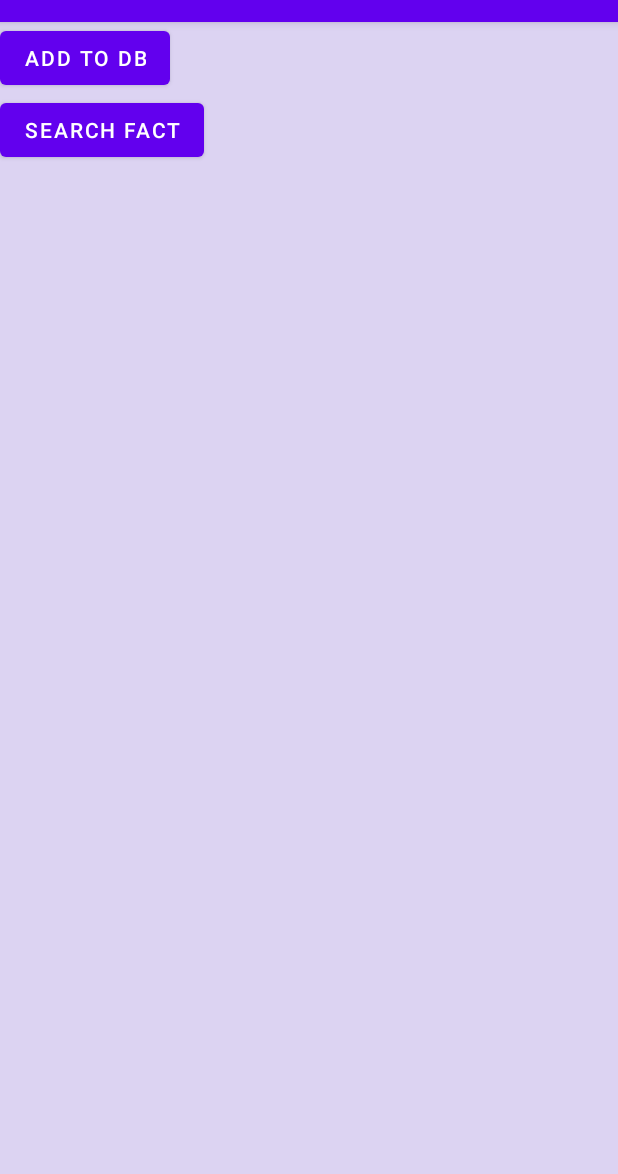
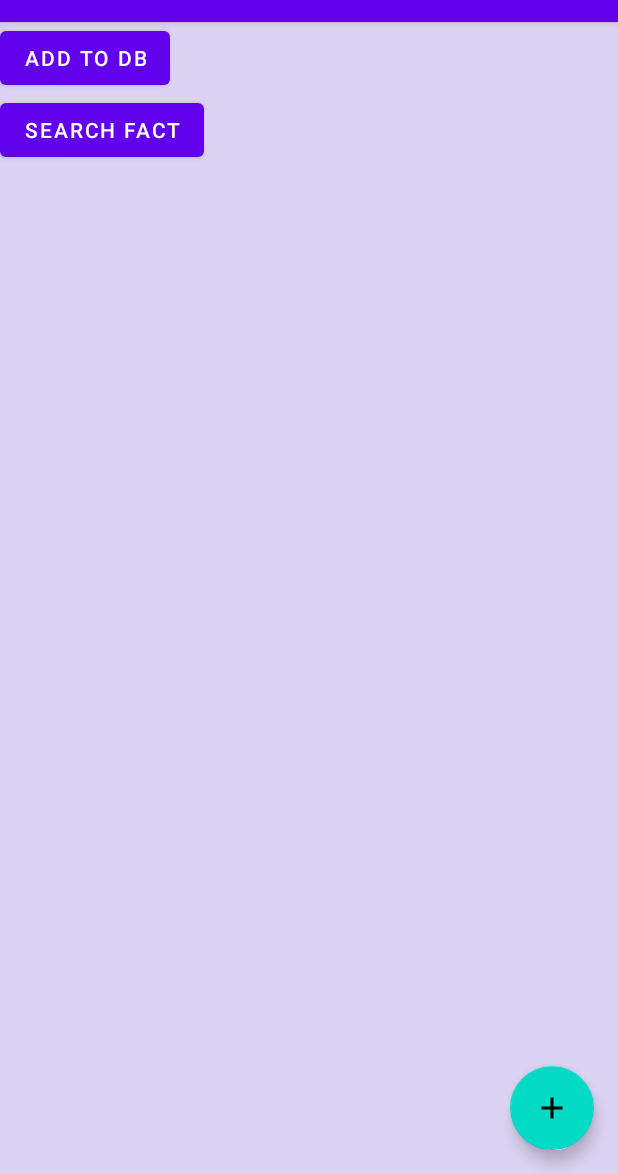
Before and after one commit to rafael-cagliari/chuck-norris-facts-app, an Android app: the screen it shows after launch (MainActivity), on a phone screen of 412 x 824 dp, the part 62-1236 px from its top. Run offline under Robolectric (Android 15) with nearby library versions, the phone set to English and light mode, and no system bars; our stand-ins replace Room's generated code, RxJava.

Commit message:
-Implemented the search fact fragment

```diff
--- a/app/build.gradle
+++ b/app/build.gradle
@@ -5,6 +5,8 @@ plugins {
     id 'kotlin-android'
 }
 apply plugin: 'kotlin-kapt'
+apply plugin: "androidx.navigation.safeargs"
+apply plugin: 'koin'
 
 
 android {
@@ -45,7 +47,10 @@ dependencies {
     implementation 'androidx.navigation:navigation-fragment-ktx:2.3.5'
     implementation 'androidx.navigation:navigation-ui-ktx:2.3.5'
     def room_version = "2.3.0"
+    def koin_version = "2.2.3"
     implementation 'androidx.room:room-rxjava2:2.3.0'
+    implementation "io.insert-koin:koin-androidx-viewmodel:$koin_version"
+    implementation "io.insert-koin:koin-androidx-fragment:$koin_version"
     implementation "androidx.room:room-runtime:$room_version"
     kapt "androidx.room:room-compiler:$room_version"
     implementation project(':domain')
@@ -54,7 +59,6 @@ dependencies {
     testImplementation "io.mockk:mockk:1.11.0"
     implementation "io.reactivex.rxjava2:rxjava:2.2.9"
     implementation "io.reactivex.rxjava2:rxandroid:2.1.1"
-    implementation "org.jetbrains.kotlin:kotlin-stdlib:$kotlin_version"
     implementation 'androidx.appcompat:appcompat:1.3.0'
     implementation 'com.google.android.material:material:1.3.0'
     implementation 'androidx.constraintlayout:constraintlayout:2.0.4'
--- a/app/src/main/AndroidManifest.xml
+++ b/app/src/main/AndroidManifest.xml
@@ -3,6 +3,7 @@
     package="com.rafael.chuck_norris">
     <uses-permission android:name="android.permission.INTERNET" />
     <application
+        android:name=".ChuckNorrisFactApp"
         android:allowBackup="true"
         android:icon="@mipmap/ic_launcher"
         android:label="@string/app_name"
--- a/app/src/main/java/com/rafael/chuck_norris/ChuckNorrisFactApp.kt
+++ b/app/src/main/java/com/rafael/chuck_norris/ChuckNorrisFactApp.kt
@@ -1,10 +1,17 @@
 package com.rafael.chuck_norris
 
 import android.app.Application
+import org.koin.android.ext.koin.androidContext
+import org.koin.core.context.startKoin
 
 
-class ChuckNorrisFactApp:Application() {
+class ChuckNorrisFactApp : Application() {
     override fun onCreate() {
         super.onCreate()
+
+        startKoin {
+            androidContext(this@ChuckNorrisFactApp)
         }
+
+    }
 }
--- a/app/src/main/java/com/rafael/chuck_norris/FactsListFragment.kt
+++ b/app/src/main/java/com/rafael/chuck_norris/fragments/FactsListFragment.kt
@@ -1,12 +1,14 @@
-package com.rafael.chuck_norris
+package com.rafael.chuck_norris.fragments
 
 import android.os.Bundle
 import android.view.LayoutInflater
 import android.view.View
 import android.view.ViewGroup
 import androidx.fragment.app.Fragment
+import androidx.navigation.fragment.findNavController
 import androidx.recyclerview.widget.LinearLayoutManager
 import androidx.recyclerview.widget.RecyclerView
+import com.rafael.chuck_norris.FactItemListener
 import com.rafael.chuck_norris.adapter.FactsListAdapter
 import com.rafael.chuck_norris.databinding.FragmentFactsListBinding
 import com.rafael.chuck_norris.viewmodel.FactListViewModel
@@ -22,6 +24,7 @@ class FactsListFragment() : FactItemListener, Fragment() {
         inflater: LayoutInflater, container: ViewGroup?,
         savedInstanceState: Bundle?
     ): View {
+
         // Inflate the layout for this fragment
         val fragmentBinding = FragmentFactsListBinding.inflate(inflater, container, false)
         binding = fragmentBinding
@@ -49,14 +52,8 @@ class FactsListFragment() : FactItemListener, Fragment() {
 
 
 
-        binding.testButton.setOnClickListener {
-            factListViewModel.getFact()
-            factListViewModel.getFilteredFact("dev")
-        }
-
-        binding.addToDbButton.setOnClickListener {
-            factListViewModel.addFactToDB(factListViewModel.retrievedFact)
-            factListViewModel.readAllDB()
+        binding.addFact.setOnClickListener {
+            findNavController().navigate(FactsListFragmentDirections.actionFactsListFragmentToSearchFactFragment())
         }
 
     }
--- a/app/src/main/java/com/rafael/chuck_norris/viewmodel/FactListViewModel.kt
+++ b/app/src/main/java/com/rafael/chuck_norris/viewmodel/FactListViewModel.kt
@@ -17,69 +17,11 @@ import com.rafael.domain.usecase.*
 import io.reactivex.android.schedulers.AndroidSchedulers
 import io.reactivex.schedulers.Schedulers
 
-class FactListViewModel(context: Context) : ViewModel() {
+class FactListViewModel(var context: Context) : ViewModel() {
 
-    @SuppressLint("StaticFieldLeak")
-    var context = context
 
     var readAllData : MutableLiveData<List<ChuckNorrisFact>> = MutableLiveData<List<ChuckNorrisFact>>()
 
-
-    var retrievedFact: ChuckNorrisFact = ChuckNorrisFact(
-        id = "",
-        categories = listOf(""),
-        value = ""
-    )
-
-    @SuppressLint("CheckResult")
-    fun getFact() {
-        GetFactUseCaseImpl(
-            GetFactRepositoryImpl(
-                GetFactDataSourceImpl(RetrofitInstance())
-            )
-        ).getFact()
-            .subscribeOn(Schedulers.io())
-            .observeOn(AndroidSchedulers.mainThread())
-            .subscribe({ response -> retrievedFact=response; Log.d("chuck norris fact", "${response}")
-            },
-                { throwable ->
-                    Log.d("chuck norris error", throwable.localizedMessage)
-                })
-    }
-
-    @SuppressLint("CheckResult")
-    fun getFilteredFact(category: String) {
-        GetFilteredFactUseCaseImpl(
-            GetFactRepositoryImpl(
-                GetFactDataSourceImpl(RetrofitInstance())
-            )
-        ).getFilteredFact(category)
-            .subscribeOn(Schedulers.io())
-            .observeOn(AndroidSchedulers.mainThread())
-            .subscribe({ response ->
-              retrievedFact=response; Log.d("chuck norris fact", "${response}")},
-                { throwable ->
-                    Log.d("chuck norris error", throwable.localizedMessage)
-                })
-    }
-
-    @SuppressLint("CheckResult")
-    fun addFactToDB(fact: ChuckNorrisFact) {
-        AddFactToDBUseCaseImpl(
-            DataBaseRepositoryImpl(
-                DataBaseDataSourceImpl(FactsDataBase.getDatabase(context).factsDao())
-            )
-        ).addFactToDB(fact)
-            .subscribeOn(Schedulers.io())
-            .observeOn(AndroidSchedulers.mainThread())
-            .subscribe(
-                { response ->
-                    Log.d("added to db c. norris", "${response}")
-                },
-                { throwable ->
-                    Log.d("chuck norris error", throwable.localizedMessage)
-                })
-    }
 
     @SuppressLint("CheckResult")
     fun deleteFactFromDB(id:String){
--- /dev/null
+++ b/app/src/main/res/drawable/ic_baseline_add_24.xml
@@ -0,0 +1,5 @@
+<vector android:height="24dp" android:tint="#FCFCFC"
+    android:viewportHeight="24" android:viewportWidth="24"
+    android:width="24dp" xmlns:android="http://schemas.android.com/apk/res/android">
+    <path android:fillColor="@android:color/white" android:pathData="M19,13h-6v6h-2v-6H5v-2h6V5h2v6h6v2z"/>
+</vector>
--- a/app/src/main/res/layout/fragment_facts_list.xml
+++ b/app/src/main/res/layout/fragment_facts_list.xml
@@ -6,7 +6,7 @@
     android:layout_width="match_parent"
     android:layout_height="match_parent"
     android:background="#2C3700B3"
-    tools:context=".FactsListFragment">
+    tools:context=".fragments.FactsListFragment">
 
     <androidx.recyclerview.widget.RecyclerView
         android:id="@+id/recycler_view"
@@ -34,8 +34,15 @@
         app:layout_constraintStart_toStartOf="parent"
         app:layout_constraintTop_toTopOf="parent" />
 
-    <!-- TODO: Update blank fragment layout -->
-
+    <com.google.android.material.floatingactionbutton.FloatingActionButton
+        android:layout_width="wrap_content"
+        android:id="@+id/addFact"
+        android:src="@drawable/ic_baseline_add_24"
+        android:layout_height="wrap_content"
+        android:layout_marginEnd="16dp"
+        android:layout_marginBottom="16dp"
+        app:layout_constraintBottom_toBottomOf="parent"
+        app:layout_constraintEnd_toEndOf="parent" />
 
 
 </androidx.constraintlayout.widget.ConstraintLayout>
--- a/app/src/main/res/navigation/nav_graph.xml
+++ b/app/src/main/res/navigation/nav_graph.xml
@@ -7,7 +7,29 @@
 
     <fragment
         android:id="@+id/factsListFragment"
-        android:name="com.rafael.chuck_norris.FactsListFragment"
+        android:name="com.rafael.chuck_norris.fragments.FactsListFragment"
         android:label="fragment_facts_list"
-        tools:layout="@layout/fragment_facts_list" />
+        tools:layout="@layout/fragment_facts_list" >
+        <action
+            android:id="@+id/action_factsListFragment_to_searchFactFragment"
+            app:destination="@id/searchFactFragment" />
+    </fragment>
+    <fragment
+        android:id="@+id/searchFactFragment"
+        android:name="com.rafael.chuck_norris.fragments.SearchFactFragment"
+        android:label="fragment_search_fact"
+        tools:layout="@layout/fragment_search_fact" >
+        <action
+            android:id="@+id/action_searchFactFragment_to_bottomSheetFragment"
+            app:destination="@id/bottomSheetFragment" />
+    </fragment>
+    <dialog
+        android:id="@+id/bottomSheetFragment"
+        android:name="com.rafael.chuck_norris.BottomSheetFragment"
+        android:label="fragment_bottom_sheet"
+        tools:layout="@layout/fragment_bottom_sheet" >
+        <action
+            android:id="@+id/action_bottomSheetFragment_to_searchFactFragment"
+            app:destination="@id/searchFactFragment" />
+    </dialog>
 </navigation>
--- a/build.gradle
+++ b/build.gradle
@@ -8,6 +8,11 @@ buildscript {
     dependencies {
         classpath 'com.android.tools.build:gradle:4.1.2'
         classpath "org.jetbrains.kotlin:kotlin-gradle-plugin:$kotlin_version"
+        def nav_version = "2.3.5"
+
+        classpath "androidx.navigation:navigation-safe-args-gradle-plugin:$nav_version"
+        // Koin for Kotlin apps
+        classpath "io.insert-koin:koin-gradle-plugin:2.2.3"
 
         // NOTE: Do not place your application dependencies here; they belong
         // in the individual module build.gradle files
```
Also changed, not shown: app/src/main/java/com/rafael/chuck_norris/BottomSheetFragment.kt (added, +46 -0 lines), app/src/main/java/com/rafael/chuck_norris/fragments/SearchFactFragment.kt (added, +70 -0 lines), app/src/main/java/com/rafael/chuck_norris/viewmodel/SearchFactViewModel.kt (added, +85 -0 lines), app/src/main/res/layout/chuck_norris_fact_item.xml (+9 -6 lines), app/src/main/res/layout/fragment_bottom_sheet.xml (added, +133 -0 lines), app/src/main/res/layout/fragment_search_fact.xml (added, +60 -0 lines).
